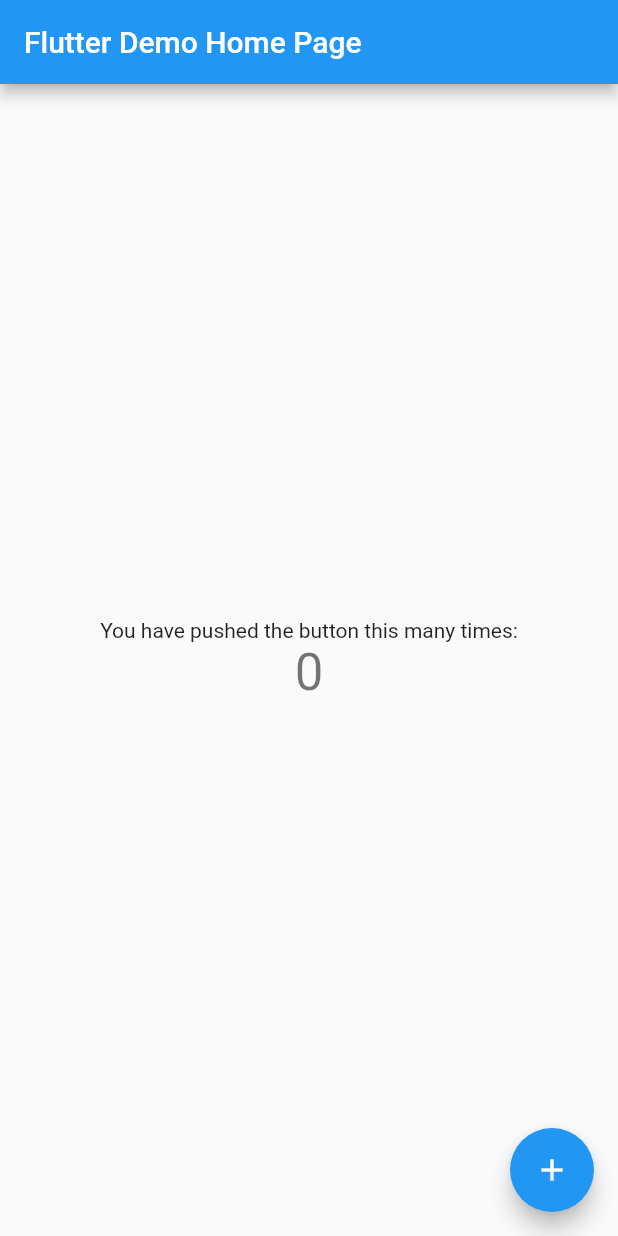
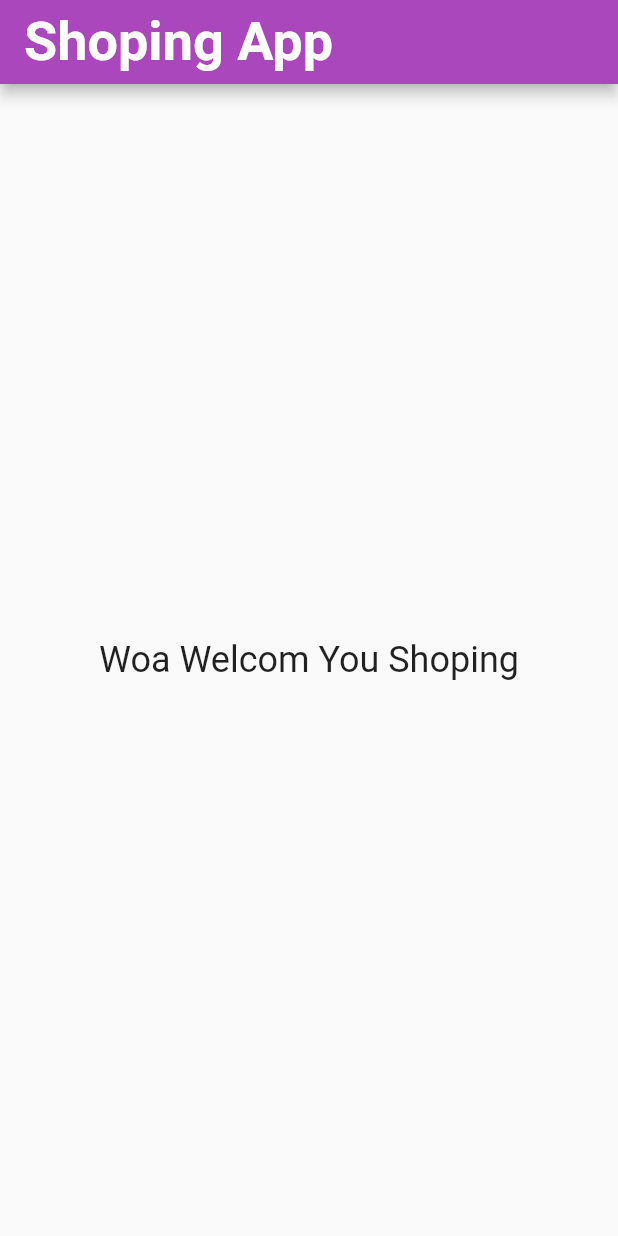
Before and after one commit to mrZAIN-ALI/shop_app, a Flutter app: the screen it shows after launch, on a phone screen of 412 x 824 dp. Run offline on Flutter 3.47's test engine with Material 2 defaults, Android fonts, the phone set to English and light mode, and no system bars; Roboto replaces fonts that are missing (TimesNewRoman).

Commit message:
making theme of Application

```diff
--- a/lib/main.dart
+++ b/lib/main.dart
@@ -1,115 +1,59 @@
 import 'package:flutter/material.dart';
+import 'package:flutter/src/widgets/framework.dart';
+import 'package:flutter/src/widgets/placeholder.dart';
 
 void main() {
-  runApp(const MyApp());
+  return runApp(shopApp());
 }
 
-class MyApp extends StatelessWidget {
-  const MyApp({super.key});
+class shopApp extends StatelessWidget {
+  // const shopApp({super.key});
 
-  // This widget is the root of your application.
   @override
   Widget build(BuildContext context) {
     return MaterialApp(
-      title: 'Flutter Demo',
+
       theme: ThemeData(
-        // This is the theme of your application.
-        //
-        // Try running your application with "flutter run". You'll see the
-        // application has a blue toolbar. Then, without quitting the app, try
-        // changing the primarySwatch below to Colors.green and then invoke
-        // "hot reload" (press "r" in the console where you ran "flutter run",
-        // or simply save your changes to "hot reload" in a Flutter IDE).
-        // Notice that the counter didn't reset back to zero; the application
-        // is not restarted.
-        primarySwatch: Colors.blue,
+
+        fontFamily: "TimesNewRoman",
+
+        colorScheme: ColorScheme(
+          brightness: Brightness.light,
+          primary: Colors.purple.shade400,
+          onPrimary: Colors.white,
+          secondary: Colors.purple.shade900,
+          onSecondary: Colors.black,
+          error: Colors.red,
+          onError: Colors.black,
+          background: Colors.white,
+          onBackground: Colors.red.shade300,
+          surface: Colors.white,
+          onSurface: Color.fromARGB(255, 238, 155, 82),
+        ),
+        textTheme: TextTheme(
+          displayLarge: TextStyle(fontSize: 72.0, fontWeight: FontWeight.bold),
+          titleLarge: TextStyle(fontSize: 36.0, fontWeight: FontWeight.bold),
+          bodyMedium: TextStyle(fontSize: 24.0,),
+        ),
       ),
-      home: const MyHomePage(title: 'Flutter Demo Home Page'),
+      title: "Shop App",
+      home: _shopApp_HomePage(),
     );
   }
 }
 
-class MyHomePage extends StatefulWidget {
-  const MyHomePage({super.key, required this.title});
-
-  // This widget is the home page of your application. It is stateful, meaning
-  // that it has a State object (defined below) that contains fields that affect
-  // how it looks.
-
-  // This class is the configuration for the state. It holds the values (in this
-  // case the title) provided by the parent (in this case the App widget) and
-  // used by the build method of the State. Fields in a Widget subclass are
-  // always marked "final".
-
-  final String title;
-
-  @override
-  State<MyHomePage> createState() => _MyHomePageState();
-}
-
-class _MyHomePageState extends State<MyHomePage> {
-  int _counter = 0;
-
-  void _incrementCounter() {
-    setState(() {
-      // This call to setState tells the Flutter framework that something has
-      // changed in this State, which causes it to rerun the build method below
-      // so that the display can reflect the updated values. If we changed
-      // _counter without calling setState(), then the build method would not be
-      // called again, and so nothing would appear to happen.
-      _counter++;
-    });
-  }
+class _shopApp_HomePage extends StatelessWidget {
+  // const _shopApp_HomePage({super.key});
 
   @override
   Widget build(BuildContext context) {
-    // This method is rerun every time setState is called, for instance as done
-    // by the _incrementCounter method above.
-    //
-    // The Flutter framework has been optimized to make rerunning build methods
-    // fast, so that you can just rebuild anything that needs updating rather
-    // than having to individually change instances of widgets.
     return Scaffold(
       appBar: AppBar(
-        // Here we take the value from the MyHomePage object that was created by
-        // the App.build method, and use it to set our appbar title.
-        title: Text(widget.title),
+        title: Text("Shoping App"),
       ),
       body: Center(
-        // Center is a layout widget. It takes a single child and positions it
-        // in the middle of the parent.
-        child: Column(
-          // Column is also a layout widget. It takes a list of children and
-          // arranges them vertically. By default, it sizes itself to fit its
-          // children horizontally, and tries to be as tall as its parent.
-          //
-          // Invoke "debug painting" (press "p" in the console, choose the
-          // "Toggle Debug Paint" action from the Flutter Inspector in Android
-          // Studio, or the "Toggle Debug Paint" command in Visual Studio Code)
-          // to see the wireframe for each widget.
-          //
-          // Column has various properties to control how it sizes itself and
-          // how it positions its children. Here we use mainAxisAlignment to
-          // center the children vertically; the main axis here is the vertical
-          // axis because Columns are vertical (the cross axis would be
-          // horizontal).
-          mainAxisAlignment: MainAxisAlignment.center,
-          children: <Widget>[
-            const Text(
-              'You have pushed the button this many times:',
-            ),
-            Text(
-              '$_counter',
-              style: Theme.of(context).textTheme.headlineMedium,
-            ),
-          ],
-        ),
+        child: Text("Woa Welcom You Shoping"),
       ),
-      floatingActionButton: FloatingActionButton(
-        onPressed: _incrementCounter,
-        tooltip: 'Increment',
-        child: const Icon(Icons.add),
-      ), // This trailing comma makes auto-formatting nicer for build methods.
     );
   }
 }
```
Also changed, not shown: 1 other file.
